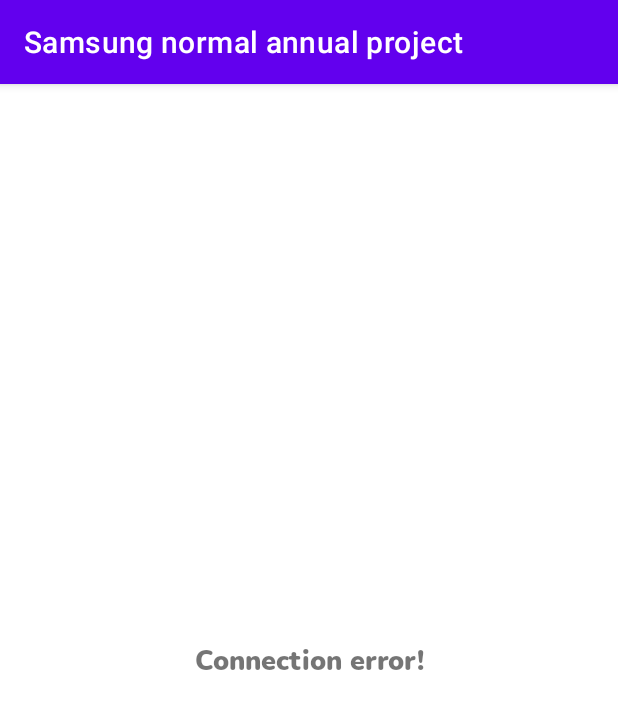
After one commit to hyper-hronoz/Samsung_normal_annual_project, an Android app: the NoConnection screen opened directly, with no data from a screen before it, on a phone screen of 412 x 824 dp. The commit adds this screen. Shown: the top 709 px of the screen. Run offline under Robolectric (Android 15) with nearby library versions, the phone set to English and light mode, and no system bars.

Commit message:
небольшие правки

```diff
--- a/app/src/main/AndroidManifest.xml
+++ b/app/src/main/AndroidManifest.xml
@@ -13,6 +13,7 @@
         android:supportsRtl="true"
         android:theme="@style/Theme.SamsungNormalAnnualProject"
         android:usesCleartextTraffic="true">
+        <activity android:name=".NoConnection"></activity>
         <activity android:name=".UploadImageActivity" />
         <activity android:name=".BottomMenu" />
         <activity android:name=".UserDataActivity" />
--- a/app/src/main/java/com/example/samsungnormalannualproject/LoginActivity.java
+++ b/app/src/main/java/com/example/samsungnormalannualproject/LoginActivity.java
@@ -143,6 +143,7 @@
                         editor.commit();
                         Intent intent = new Intent(getApplicationContext(), UserDataActivity.class);
                         startActivity(intent);
+                        finish();
                     }
                 }
 
--- /dev/null
+++ b/app/src/main/java/com/example/samsungnormalannualproject/NoConnection.java
@@ -0,0 +1,14 @@
+package com.example.samsungnormalannualproject;
+
+import androidx.appcompat.app.AppCompatActivity;
+
+import android.os.Bundle;
+
+public class NoConnection extends AppCompatActivity {
+
+    @Override
+    protected void onCreate(Bundle savedInstanceState) {
+        super.onCreate(savedInstanceState);
+        setContentView(R.layout.activity_no_connection);
+    }
+}
--- a/app/src/main/java/com/example/samsungnormalannualproject/Profile.java
+++ b/app/src/main/java/com/example/samsungnormalannualproject/Profile.java
@@ -100,6 +100,8 @@
 
         Intent intent = new Intent(getContext(), LoginOrSignUp.class);
         startActivity(intent);
+
+        getActivity().finish();
     }
 
     private void getCurrentUserData() {
@@ -193,6 +195,10 @@
 
         getCurrentUserData();
 
+//        Intent i = new Intent(LoginOrSignUp., Profile.class);
+//        i.setFlags(Intent.FLAG_ACTIVITY_NEW_TASK | Intent.FLAG_ACTIVITY_CLEAR_TASK)
+//        startActivity(i);
+
 //        this.likedUsers.setOnClickListener(new View.OnClickListener() {
 //            @Override
 //            public void onClick(View v) {
--- /dev/null
+++ b/app/src/main/res/layout/activity_no_connection.xml
@@ -0,0 +1,20 @@
+<?xml version="1.0" encoding="utf-8"?>
+<androidx.constraintlayout.widget.ConstraintLayout xmlns:android="http://schemas.android.com/apk/res/android"
+    xmlns:app="http://schemas.android.com/apk/res-auto"
+    xmlns:tools="http://schemas.android.com/tools"
+    android:layout_width="match_parent"
+    android:layout_height="match_parent"
+    tools:context=".NoConnection">
+
+    <TextView
+        android:id="@+id/textView2"
+        android:layout_width="wrap_content"
+        android:layout_height="wrap_content"
+        android:text="Connection error!"
+        android:fontFamily="@font/nunito_black"
+        android:textSize="18dp"
+        app:layout_constraintBottom_toBottomOf="parent"
+        app:layout_constraintEnd_toEndOf="parent"
+        app:layout_constraintStart_toStartOf="parent"
+        app:layout_constraintTop_toTopOf="parent" />
+</androidx.constraintlayout.widget.ConstraintLayout>
```
Also changed, not shown: app/src/main/java/com/example/samsungnormalannualproject/SignUpActivity.java (+13 -3 lines), app/src/main/java/com/example/samsungnormalannualproject/UserDataActivity.java (+10 -1 lines), app/src/main/res/layout/activity_loading.xml (added, +19 -0 lines).
